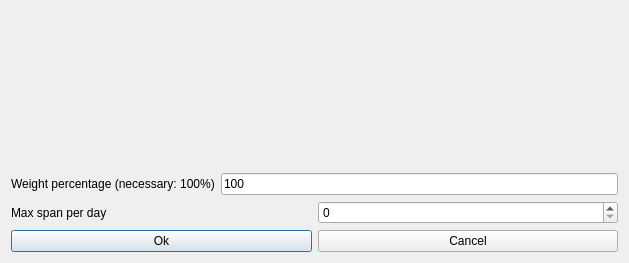
First picture: the form in fet/src/interface/modifyconstraintstudentsmaxspanperrealdayform_template.ui, repository vonmecheln/fet, before the edit.
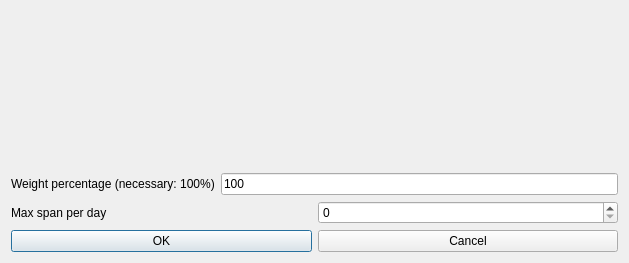
Second picture: the form after the edit.

Patch:
```diff
--- a/fet/src/interface/modifyconstraintstudentsmaxspanperrealdayform_template.ui
+++ b/fet/src/interface/modifyconstraintstudentsmaxspanperrealdayform_template.ui
@@ -79,7 +79,7 @@
      <item>
       <widget class="QPushButton" name="okPushButton">
        <property name="text">
-        <string>Ok</string>
+        <string>OK</string>
        </property>
       </widget>
      </item>
```
